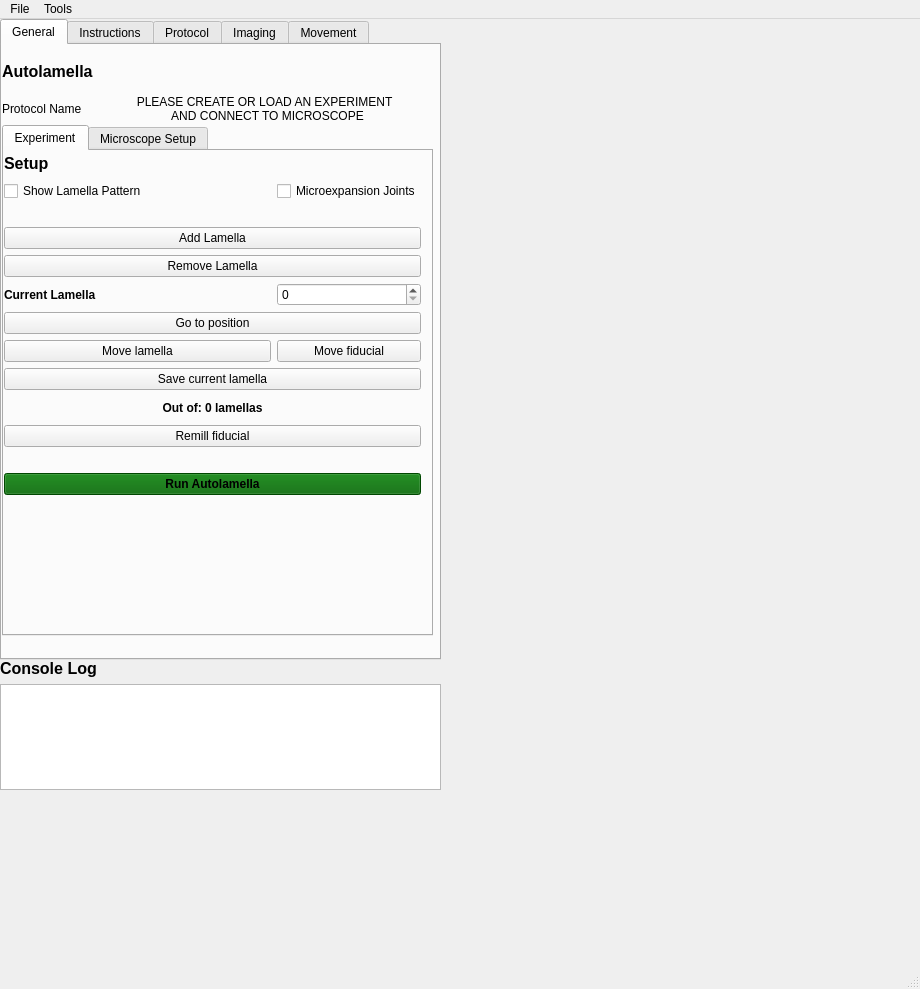
Old version of the form autolamella/ui/UI.ui in the repository DeMarcoLab/autolamella.
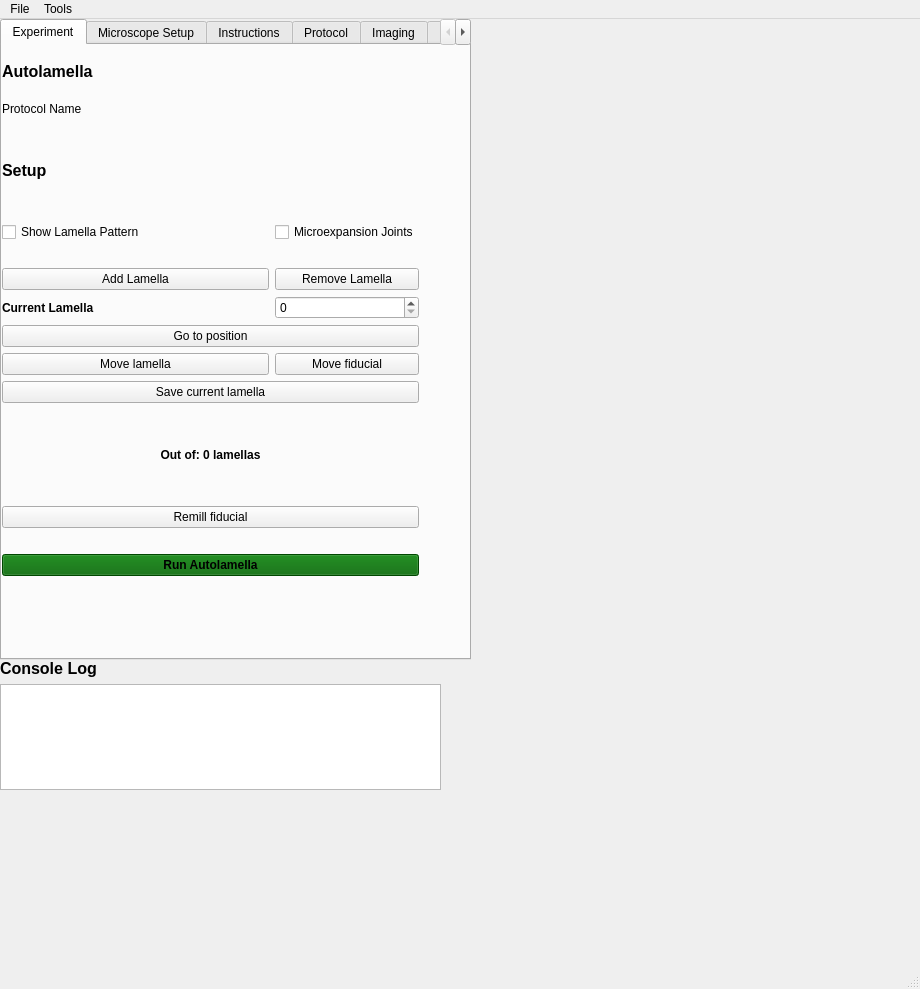
New version of the form. The open tabs and pages were chosen to show the change.

The edit to the form file:
```diff
--- a/autolamella/ui/UI.ui
+++ b/autolamella/ui/UI.ui
@@ -64,34 +64,27 @@
      <rect>
       <x>0</x>
       <y>0</y>
-      <width>441</width>
+      <width>471</width>
       <height>641</height>
      </rect>
     </property>
     <property name="currentIndex">
-     <number>0</number>
+     <number>1</number>
     </property>
     <widget class="QWidget" name="tab">
      <attribute name="title">
-      <string>General</string>
+      <string>Experiment</string>
      </attribute>
      <widget class="QWidget" name="gridLayoutWidget_2">
       <property name="geometry">
        <rect>
         <x>0</x>
         <y>10</y>
-        <width>391</width>
+        <width>421</width>
         <height>69</height>
        </rect>
       </property>
       <layout class="QGridLayout" name="gridLayout_2">
-       <item row="1" column="0">
-        <widget class="QLabel" name="label_8">
-         <property name="text">
-          <string>Protocol Name</string>
-         </property>
-        </widget>
-       </item>
        <item row="0" column="0">
         <widget class="QLabel" name="label_11">
          <property name="font">
@@ -109,65 +102,57 @@
          </property>
         </widget>
        </item>
-       <item row="1" column="1">
-        <widget class="QLabel" name="protocol_txt">
+       <item row="1" column="0">
+        <widget class="QLabel" name="label_8">
          <property name="text">
-          <string>PLEASE CREATE OR LOAD AN EXPERIMENT      
-  AND CONNECT TO MICROSCOPE</string>
-         </property>
-         <property name="alignment">
-          <set>Qt::AlignCenter</set>
+          <string>Protocol Name</string>
          </property>
         </widget>
        </item>
       </layout>
      </widget>
-     <widget class="QTabWidget" name="tabWidget_2">
-      <property name="geometry">
-       <rect>
-        <x>0</x>
-        <y>80</y>
-        <width>431</width>
-        <height>511</height>
-       </rect>
-      </property>
-      <property name="currentIndex">
-       <number>0</number>
-      </property>
-      <widget class="QWidget" name="tab_experiment">
-       <attribute name="title">
-        <string>Experiment</string>
-       </attribute>
        <widget class="QWidget" name="gridLayoutWidget">
         <property name="geometry">
          <rect>
           <x>0</x>
-          <y>0</y>
+        <y>80</y>
           <width>417</width>
-          <height>344</height>
+        <height>451</height>
          </rect>
         </property>
         <layout class="QGridLayout" name="gridLayout">
-         <item row="12" column="1">
-          <widget class="QPushButton" name="move_fiducial_button">
+       <item row="12" column="0" colspan="2">
+        <widget class="QPushButton" name="go_to_lamella">
            <property name="text">
-            <string>Move fiducial</string>
+          <string>Go to position</string>
            </property>
           </widget>
          </item>
-         <item row="6" column="0" colspan="2">
-          <widget class="QPushButton" name="add_button">
+       <item row="11" column="0">
+        <widget class="QLabel" name="label_4">
+         <property name="font">
+          <font>
+           <weight>75</weight>
+           <bold>true</bold>
+          </font>
+         </property>
            <property name="text">
-            <string>Add Lamella</string>
+          <string>Current Lamella</string>
            </property>
           </widget>
          </item>
-         <item row="15" column="0" colspan="2">
-          <widget class="QPushButton" name="remill_fiducial">
-           <property name="text">
-            <string>Remill fiducial</string>
-           </property>
-          </widget>
+       <item row="17" column="0">
+        <spacer name="horizontalSpacer">
+         <property name="orientation">
+          <enum>Qt::Horizontal</enum>
+         </property>
+         <property name="sizeHint" stdset="0">
+          <size>
+           <width>40</width>
+           <height>20</height>
+          </size>
+         </property>
+        </spacer>
          </item>
          <item row="4" column="0">
           <widget class="QCheckBox" name="show_lamella">
@@ -182,52 +167,26 @@
            </property>
           </widget>
          </item>
-         <item row="16" column="0">
-          <spacer name="horizontalSpacer">
-           <property name="orientation">
-            <enum>Qt::Horizontal</enum>
-           </property>
-           <property name="sizeHint" stdset="0">
-            <size>
-             <width>40</width>
-             <height>20</height>
-            </size>
-           </property>
-          </spacer>
-         </item>
-         <item row="11" column="0" colspan="2">
-          <widget class="QPushButton" name="go_to_lamella">
-           <property name="text">
-            <string>Go to position</string>
-           </property>
-          </widget>
-         </item>
-         <item row="18" column="0" colspan="2">
-          <widget class="QPushButton" name="run_button">
+       <item row="15" column="0" colspan="2">
+        <widget class="QLabel" name="lamella_count_txt">
            <property name="font">
             <font>
              <weight>75</weight>
              <bold>true</bold>
             </font>
            </property>
-           <property name="styleSheet">
-            <string notr="true">background-color: darkGreen</string>
-           </property>
            <property name="text">
-            <string>Run Autolamella</string>
-           </property>
-          </widget>
-         </item>
-         <item row="10" column="0">
-          <widget class="QLabel" name="label_4">
-           <property name="font">
-            <font>
-             <weight>75</weight>
-             <bold>true</bold>
-            </font>
-           </property>
+          <string>Out of: 0 lamellas</string>
+         </property>
+         <property name="alignment">
+          <set>Qt::AlignCenter</set>
+         </property>
+        </widget>
+       </item>
+       <item row="16" column="0" colspan="2">
+        <widget class="QPushButton" name="remill_fiducial">
            <property name="text">
-            <string>Current Lamella</string>
+          <string>Remill fiducial</string>
            </property>
           </widget>
          </item>
@@ -238,7 +197,37 @@
            </property>
           </widget>
          </item>
-         <item row="13" column="0" colspan="2">
+       <item row="13" column="1">
+        <widget class="QPushButton" name="move_fiducial_button">
+         <property name="text">
+          <string>Move fiducial</string>
+         </property>
+        </widget>
+       </item>
+       <item row="19" column="0" colspan="2">
+        <widget class="QPushButton" name="run_button">
+         <property name="font">
+          <font>
+           <weight>75</weight>
+           <bold>true</bold>
+          </font>
+         </property>
+         <property name="styleSheet">
+          <string notr="true">background-color: darkGreen</string>
+         </property>
+         <property name="text">
+          <string>Run Autolamella</string>
+         </property>
+        </widget>
+       </item>
+       <item row="13" column="0">
+        <widget class="QPushButton" name="move_lamella_button">
+         <property name="text">
+          <string>Move lamella</string>
+         </property>
+        </widget>
+       </item>
+       <item row="14" column="0" colspan="2">
           <widget class="QPushButton" name="save_button">
            <property name="text">
             <string>Save current lamella</string>
@@ -259,7 +248,7 @@
            </property>
           </widget>
          </item>
-         <item row="10" column="1">
+       <item row="11" column="1">
           <widget class="QSpinBox" name="lamella_index">
            <property name="minimum">
             <number>0</number>
@@ -279,31 +268,18 @@
            </property>
           </spacer>
          </item>
-         <item row="14" column="0" colspan="2">
-          <widget class="QLabel" name="lamella_count_txt">
-           <property name="font">
-            <font>
-             <weight>75</weight>
-             <bold>true</bold>
-            </font>
-           </property>
+       <item row="6" column="0">
+        <widget class="QPushButton" name="add_button">
            <property name="text">
-            <string>Out of: 0 lamellas</string>
-           </property>
-           <property name="alignment">
-            <set>Qt::AlignCenter</set>
-           </property>
-          </widget>
-         </item>
-         <item row="12" column="0">
-          <widget class="QPushButton" name="move_lamella_button">
-           <property name="text">
-            <string>Move lamella</string>
-           </property>
-          </widget>
-         </item>
-         <item row="7" column="0" colspan="2">
+          <string>Add Lamella</string>
+         </property>
+        </widget>
+       </item>
+       <item row="6" column="1">
           <widget class="QPushButton" name="remove_button">
+         <property name="styleSheet">
+          <string notr="true"/>
+         </property>
            <property name="text">
             <string>Remove Lamella</string>
            </property>
@@ -320,14 +296,12 @@
         <property name="geometry">
          <rect>
           <x>0</x>
-          <y>0</y>
-          <width>421</width>
+        <y>10</y>
+        <width>461</width>
           <height>471</height>
          </rect>
         </property>
         <layout class="QGridLayout" name="gridLayout_system"/>
-       </widget>
-      </widget>
      </widget>
     </widget>
     <widget class="QWidget" name="instructions_tab">
```
Lines whose indentation alone changed are shown as unchanged.
